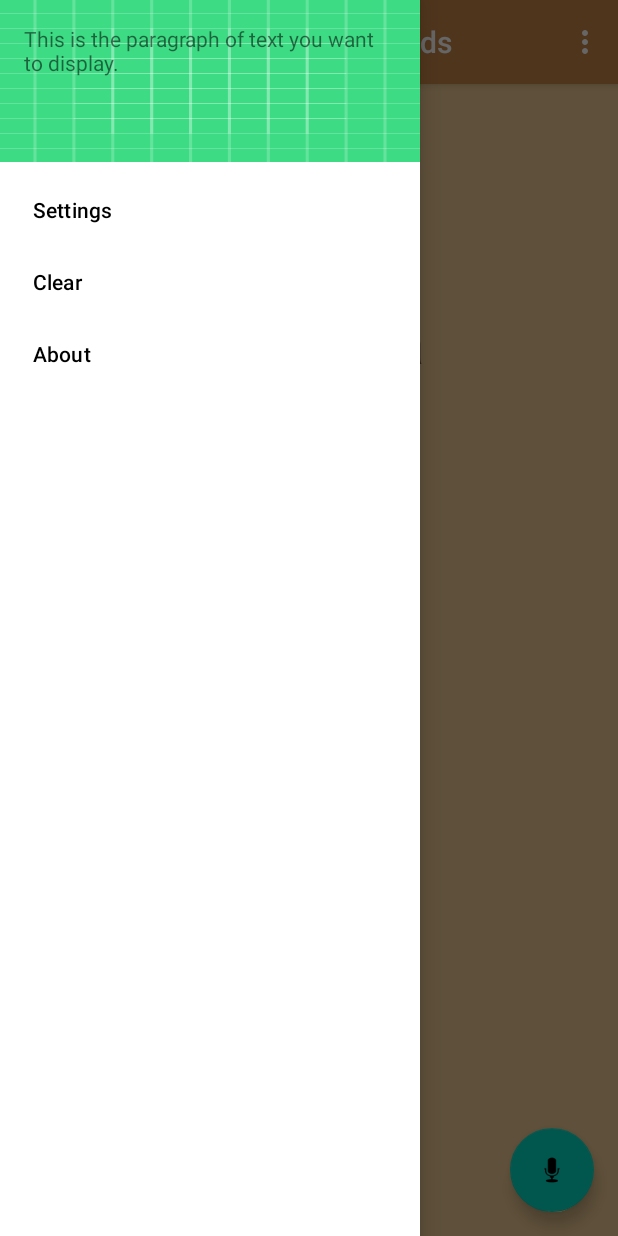
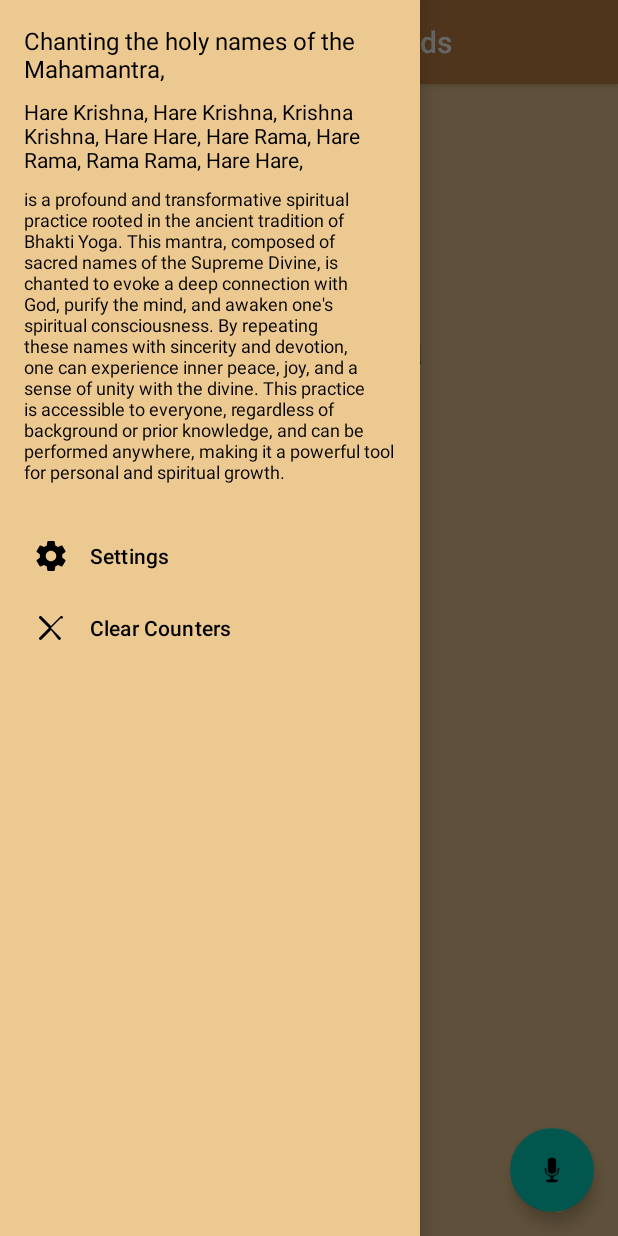
Before and after one commit to Swicegood/hare-krishna-mantra-practice, an Android app: the screen it shows after launch (MainActivity), with the side drawer open, on a phone screen of 412 x 824 dp. Run offline under Robolectric (Android 15) with nearby library versions, the phone set to English and light mode, and no system bars; our stand-ins replace navigation-ui.

Commit message:
style drawer

```diff
--- a/app/src/main/java/com/iskcon/harekrishnamantrapractice/MainActivity.kt
+++ b/app/src/main/java/com/iskcon/harekrishnamantrapractice/MainActivity.kt
@@ -1,6 +1,7 @@
 package com.iskcon.harekrishnamantrapractice
 
 import android.Manifest
+import com.iskcon.harekrishnamantrapractice.databinding.ActivityMainBinding
 import android.content.Intent
 import android.content.pm.PackageManager
 import android.graphics.Typeface
@@ -11,21 +12,21 @@ import android.speech.RecognitionListener
 import android.speech.RecognizerIntent
 import android.speech.SpeechRecognizer
 import android.util.Log
-import android.view.Menu
-import android.view.MenuItem
 import android.widget.TextView
 import androidx.appcompat.app.ActionBarDrawerToggle
 import androidx.appcompat.app.AppCompatActivity
+import androidx.appcompat.widget.Toolbar
 import androidx.core.app.ActivityCompat
 import androidx.core.content.ContextCompat
+import androidx.core.view.GravityCompat
 import androidx.drawerlayout.widget.DrawerLayout
 import androidx.navigation.findNavController
 import androidx.navigation.ui.AppBarConfiguration
 import androidx.navigation.ui.navigateUp
 import androidx.navigation.ui.setupActionBarWithNavController
 import com.google.android.material.navigation.NavigationView
-import com.iskcon.harekrishnamantrapractice.databinding.ActivityMainBinding
-import androidx.appcompat.widget.Toolbar
+import android.widget.Toast
+
 
 class MainActivity : AppCompatActivity() {
 
@@ -53,11 +54,26 @@ class MainActivity : AppCompatActivity() {
         // Set up the drawer toggle
         val toggle = ActionBarDrawerToggle(
             this, drawerLayout, toolbar,
-            R.string.navigation_drawer_open,
-            R.string.navigation_drawer_close
+            R.string.drawer_open,
+            R.string.drawer_close
         )
         drawerLayout.addDrawerListener(toggle)
         toggle.syncState()
+
+
+        navigationView.setNavigationItemSelectedListener { item ->
+            val id = item.itemId
+            // Handle navigation view item clicks here.
+            if (id == R.id.nav_item_one) {
+                // Handle the action
+            } else if (id == R.id.nav_item_two) {
+                mantraCounter = 0
+                supportActionBar?.title = "Nam Man Rnds: 0 0 0"
+            }
+            drawerLayout.closeDrawer(GravityCompat.START)
+            true
+        }
+
 
         // Set up the navigation controller
         val navController = findNavController(R.id.nav_host_fragment_content_main)
@@ -104,6 +120,7 @@ class MainActivity : AppCompatActivity() {
                 val listener = object : RecognitionListener {
                     override fun onReadyForSpeech(params: Bundle?) {
                         // Do something when the speech input is ready
+                        Toast.makeText(this@MainActivity, "Listening...", Toast.LENGTH_SHORT).show()
                     }
 
                     override fun onBeginningOfSpeech() {
@@ -157,6 +174,8 @@ class MainActivity : AppCompatActivity() {
                                 }
                             }
                         }
+                        Log.d("Hey we got results", mantraCounter.toString())
+                        Log.d("We are listening. We have received results!", results.toString())
                         recognizer.startListening(intent)
                     }
 
@@ -211,30 +230,6 @@ class MainActivity : AppCompatActivity() {
         }
     }
 
-    override fun onCreateOptionsMenu(menu: Menu): Boolean {
-        menuInflater.inflate(R.menu.menu_main, menu)
-        return true
-    }
-
-    override fun onOptionsItemSelected(item: MenuItem): Boolean {
-        return when (item.itemId) {
-            R.id.action_settings -> true
-            R.id.action_clr -> {
-                mantraCounter = 0
-                supportActionBar?.title = "Nam Man Rnds: 0 0 0"
-                return true
-            }
-            R.id.action_about -> {
-                if (drawerLayout.isDrawerOpen(navigationView)) {
-                    drawerLayout.closeDrawer(navigationView)
-                } else {
-                    drawerLayout.openDrawer(navigationView)
-                }
-                return true
-            }
-            else -> super.onOptionsItemSelected(item)
-        }
-    }
 
     override fun onSupportNavigateUp(): Boolean {
         val navController = findNavController(R.id.nav_host_fragment_content_main)
--- /dev/null
+++ b/app/src/main/res/drawable/ic_clear_counters.xml
@@ -0,0 +1,9 @@
+<vector xmlns:android="http://schemas.android.com/apk/res/android"
+    android:width="24dp"
+    android:height="24dp"
+    android:viewportWidth="24"
+    android:viewportHeight="24">
+    <path
+        android:fillColor="#FF000000"
+        android:pathData="M18.3,5.71L12,12l6.3,6.29c0.39,0.39 0.39,1.02 0,1.41s-1.02,0.39-1.41,0L12,13.41l-6.29,6.3c-0.39,0.39-1.02,0.39-1.41,0s-0.39-1.02 0-1.41L10.59,12 4.29,5.71c-0.39-0.39-0.39-1.02 0-1.41s1.02-0.39 1.41,0L12,10.59l6.29-6.3c0.39-0.39 1.02-0.39 1.41,0s0.39,1.02 0,1.41z"/>
+</vector>
--- /dev/null
+++ b/app/src/main/res/drawable/ic_settings.xml
@@ -0,0 +1,10 @@
+<!-- res/drawable/ic_settings.xml -->
+<vector xmlns:android="http://schemas.android.com/apk/res/android"
+    android:width="24dp"
+    android:height="24dp"
+    android:viewportWidth="24"
+    android:viewportHeight="24">
+    <path
+        android:fillColor="#FF000000"
+        android:pathData="M19.43,12.98c0.04,-0.32 0.07,-0.65 0.07,-0.98s-0.03,-0.66 -0.07,-0.98l2.11,-1.65c0.19,-0.15 0.24,-0.42 0.12,-0.64l-2,-3.46c-0.12,-0.22 -0.37,-0.3 -0.6,-0.22l-2.49,1c-0.52,-0.4 -1.08,-0.73 -1.7,-0.98l-0.38,-2.65c-0.03,-0.23 -0.23,-0.4 -0.46,-0.4h-4c-0.23,0 -0.43,0.17 -0.46,0.4l-0.38,2.65c-0.62,0.25 -1.18,0.58 -1.7,0.98l-2.49,-1c-0.23,-0.09 -0.48,0 -0.6,0.22l-2,3.46c-0.12,0.22 -0.07,0.49 0.12,0.64l2.11,1.65c-0.04,0.32 -0.07,0.65 -0.07,0.98s0.03,0.66 0.07,0.98l-2.11,1.65c-0.19,0.15 -0.24,0.42 -0.12,0.64l2,3.46c0.12,0.22 0.37,0.3 0.6,0.22l2.49,-1c0.52,0.4 1.08,0.73 1.7,0.98l0.38,2.65c0.03,0.23 0.23,0.4 0.46,0.4h4c0.23,0 0.43,-0.17 0.46,-0.4l0.38,-2.65c0.62,-0.25 1.18,-0.58 1.7,-0.98l2.49,1c0.23,0.09 0.48,0 0.6,-0.22l2,-3.46c0.12,-0.22 0.07,-0.49 -0.12,-0.64l-2.11,-1.65ZM12,15.5c-1.93,0 -3.5,-1.57 -3.5,-3.5s1.57,-3.5 3.5,-3.5 3.5,1.57 3.5,3.5 -1.57,3.5 -3.5,3.5Z"/>
+</vector>
--- a/app/src/main/res/layout/activity_main.xml
+++ b/app/src/main/res/layout/activity_main.xml
@@ -1,4 +1,5 @@
 <?xml version="1.0" encoding="utf-8"?>
+<!-- res/layout/activity_main.xml -->
 <androidx.drawerlayout.widget.DrawerLayout
     xmlns:android="http://schemas.android.com/apk/res/android"
     xmlns:app="http://schemas.android.com/apk/res-auto"
@@ -43,13 +44,7 @@
         android:layout_width="280dp"
         android:layout_height="match_parent"
         android:layout_gravity="start"
+        android:background="@color/parchment"
         app:headerLayout="@layout/nav_header"
-        app:menu="@menu/menu_main">
-        <TextView
-            android:layout_width="match_parent"
-            android:layout_height="match_parent"
-            android:text="This is the paragraph of text you want to display."
-            android:padding="16dp"/>
-    </com.google.android.material.navigation.NavigationView>
-
+        app:menu="@menu/menu_drawer"/>
 </androidx.drawerlayout.widget.DrawerLayout>
--- a/app/src/main/res/layout/nav_header.xml
+++ b/app/src/main/res/layout/nav_header.xml
@@ -1,12 +1,35 @@
 <?xml version="1.0" encoding="utf-8"?>
 <!-- res/layout/nav_header.xml -->
-<LinearLayout xmlns:android="http://schemas.android.com/apk/res/android"
+<!-- res/layout/nav_header.xml -->
+<LinearLayout
+    xmlns:android="http://schemas.android.com/apk/res/android"
     android:layout_width="match_parent"
     android:layout_height="wrap_content"
+    android:background="@color/parchment"
+    android:gravity="center_vertical"
     android:orientation="vertical"
-    android:padding="16dp"
-    android:background="@drawable/ic_launcher_background"
-    android:gravity="bottom">
+    android:padding="16dp">
 
+    <TextView
+        android:layout_width="match_parent"
+        android:layout_height="wrap_content"
+        android:text="@string/title_drawer"
+        android:textColor="@color/black"
+        android:textSize="16sp"
+        android:paddingBottom="8dp"/>
 
+    <TextView
+        android:layout_width="match_parent"
+        android:layout_height="wrap_content"
+        android:text="@string/title_drawer_2"
+        android:textColor="@color/black"
+        android:textSize="14sp"
+        android:paddingBottom="8dp"/>
+
+    <TextView
+        android:layout_width="match_parent"
+        android:layout_height="wrap_content"
+        android:text="@string/title_drawer_3"
+        android:textColor="@color/black"
+        android:textSize="12sp"/>
 </LinearLayout>
--- /dev/null
+++ b/app/src/main/res/menu/menu_drawer.xml
@@ -0,0 +1,13 @@
+<!-- res/menu/menu_drawer.xml -->
+<menu xmlns:android="http://schemas.android.com/apk/res/android">
+    <item
+        android:id="@+id/nav_item_one"
+        android:icon="@drawable/ic_settings"
+        android:title="@string/action_settings"
+        android:orderInCategory="100" />
+    <item
+        android:id="@+id/nav_item_two"
+        android:icon="@drawable/ic_clear_counters"
+        android:title="@string/action_clear"
+        android:orderInCategory="200" />
+</menu>
--- a/app/src/main/res/values/strings.xml
+++ b/app/src/main/res/values/strings.xml
@@ -1,15 +1,15 @@
 <resources>
     <string name="app_name">Hare Krishna Mantra Practice</string>
     <string name="action_settings">Settings</string>
-    <string name="action_clear">Clear</string>
+    <string name="action_clear">Clear Counters</string>
     <!-- Strings used for fragments for navigation -->
     <string name="first_fragment_label">Names, Mantras, Rounds</string>
     <string name="second_fragment_label">Mantra Chanting</string>
     <string name="next">Next</string>
     <string name="previous">Previous</string>
     <string name="action_about">About</string>
-    <string name="navigation_drawer_open">Open drawer</string>
-    <string name="navigation_drawer_close">Close drawer</string>
+    <string name="drawer_open">Open drawer</string>
+    <string name="drawer_close">Close drawer</string>
     <string name="first_fragment_0">Hare</string>
     <string name="first_fragment_1">Krishna</string>
     <string name="first_fragment_2">Hare</string>
@@ -26,5 +26,8 @@
     <string name="first_fragment_13">Rama</string>
     <string name="first_fragment_14">Hare</string>
     <string name="first_fragment_15">Hare</string>
-    <string name="hello_second_fragment">Hello second fragment. Arg: %1$s</string>
+    <string name="title_drawer">Chanting the holy names of the Mahamantra,</string>
+    <string name="title_drawer_2">Hare Krishna, Hare Krishna, Krishna Krishna, Hare Hare, Hare Rama, Hare Rama, Rama Rama, Hare Hare,</string>
+    <string name="title_drawer_3">"is a profound and transformative spiritual practice rooted in the ancient tradition of Bhakti Yoga. This mantra, composed of sacred names of the Supreme Divine, is chanted to evoke a deep connection with God, purify the mind, and awaken one's spiritual consciousness. By repeating these names with sincerity and devotion, one can experience inner peace, joy, and a sense of unity with the divine. This practice is accessible to everyone, regardless of background or prior knowledge, and can be performed anywhere, making it a powerful tool for personal and spiritual growth."</string>
+  <string name="hello_second_fragment">Hello second fragment. Arg: %1$s</string>
 </resources>
```
